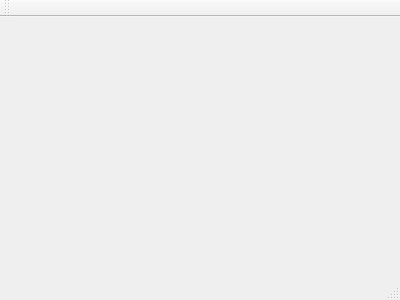
The window that mainwindow.ui (mapcrafter/mapcrafter-gui) describes before a commit, drawn with Qt 5.
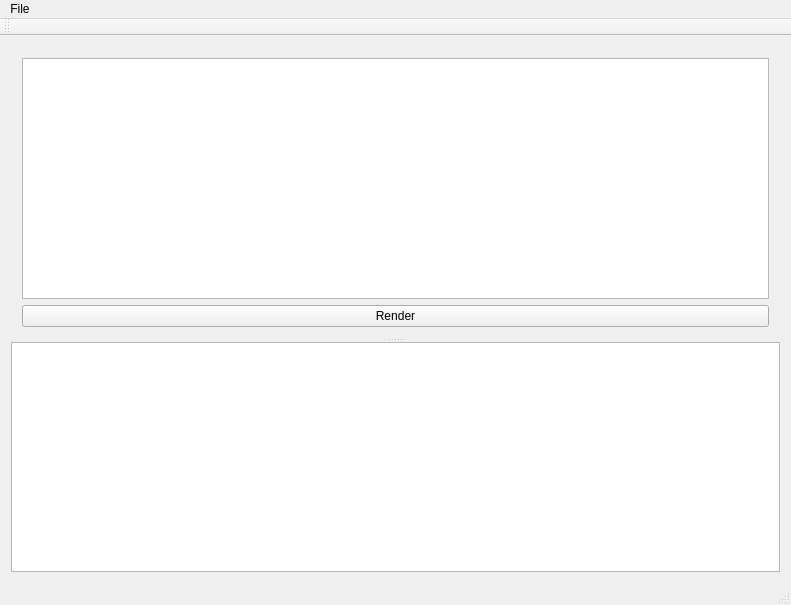
The same window after the commit. Custom widgets are drawn as their Qt base class.

Commit message: Implemented editor logic, added splitter layout.

Patch:
```diff
--- a/mainwindow.ui
+++ b/mainwindow.ui
@@ -1,24 +1,114 @@
 <ui version="4.0">
  <class>MainWindow</class>
- <widget class="QMainWindow" name="MainWindow" >
-  <property name="geometry" >
+ <widget class="QMainWindow" name="MainWindow">
+  <property name="geometry">
    <rect>
     <x>0</x>
     <y>0</y>
-    <width>400</width>
-    <height>300</height>
+    <width>791</width>
+    <height>605</height>
    </rect>
   </property>
   <property name="windowTitle" >
    <string>MainWindow</string>
   </property>
-  <widget class="QMenuBar" name="menuBar" />
-  <widget class="QToolBar" name="mainToolBar" />
-  <widget class="QWidget" name="centralWidget" />
-  <widget class="QStatusBar" name="statusBar" />
+  <widget class="QWidget" name="centralWidget">
+   <layout class="QVBoxLayout" name="verticalLayout_2">
+    <item>
+     <widget class="QSplitter" name="splitter">
+      <property name="orientation">
+       <enum>Qt::Vertical</enum>
+      </property>
+      <widget class="QWidget" name="verticalLayoutWidget_2">
+       <layout class="QVBoxLayout" name="verticalLayout">
+        <item>
+         <widget class="QTextEdit" name="textEdit">
+          <property name="font">
+           <font>
+            <family>Monospace</family>
+           </font>
+          </property>
+          <property name="acceptRichText">
+           <bool>false</bool>
+          </property>
+         </widget>
+        </item>
+        <item>
+         <layout class="QVBoxLayout" name="layoutControlButtons">
+          <item>
+           <widget class="QPushButton" name="buttonRender">
+            <property name="text">
+             <string>Render</string>
+            </property>
+           </widget>
+          </item>
+         </layout>
+        </item>
+       </layout>
+      </widget>
+      <widget class="Terminal" name="terminal"/>
+     </widget>
+    </item>
+   </layout>
+  </widget>
+  <widget class="QMenuBar" name="menuBar">
+   <property name="geometry">
+    <rect>
+     <x>0</x>
+     <y>0</y>
+     <width>791</width>
+     <height>25</height>
+    </rect>
+   </property>
+   <widget class="QMenu" name="menuFile">
+    <property name="title">
+     <string>File</string>
+    </property>
+    <addaction name="actionOpen"/>
+    <addaction name="actionSave"/>
+    <addaction name="actionSaveAs"/>
+   </widget>
+   <addaction name="menuFile"/>
+  </widget>
+  <widget class="QToolBar" name="mainToolBar">
+   <attribute name="toolBarArea">
+    <enum>TopToolBarArea</enum>
+   </attribute>
+   <attribute name="toolBarBreak">
+    <bool>false</bool>
+   </attribute>
+  </widget>
+  <widget class="QStatusBar" name="statusBar"/>
+  <action name="actionOpen">
+   <property name="text">
+    <string>Open</string>
+   </property>
+   <property name="shortcut">
+    <string>Ctrl+O</string>
+   </property>
+  </action>
+  <action name="actionSave">
+   <property name="text">
+    <string>Save</string>
+   </property>
+   <property name="shortcut">
+    <string>Ctrl+S</string>
+   </property>
+  </action>
+  <action name="actionSaveAs">
+   <property name="text">
+    <string>Save as...</string>
+   </property>
+  </action>
  </widget>
- <layoutDefault spacing="6" margin="11" />
- <pixmapfunction></pixmapfunction>
+ <layoutdefault spacing="6" margin="11"/>
+ <customwidgets>
+  <customwidget>
+   <class>Terminal</class>
+   <extends>QTextEdit</extends>
+   <header>terminal.h</header>
+  </customwidget>
+ </customwidgets>
  <resources/>
  <connections/>
 </ui>
```
Left out of the diff: 5 changed lines with no effect on the pictures. The commit also changes 3 other files.
